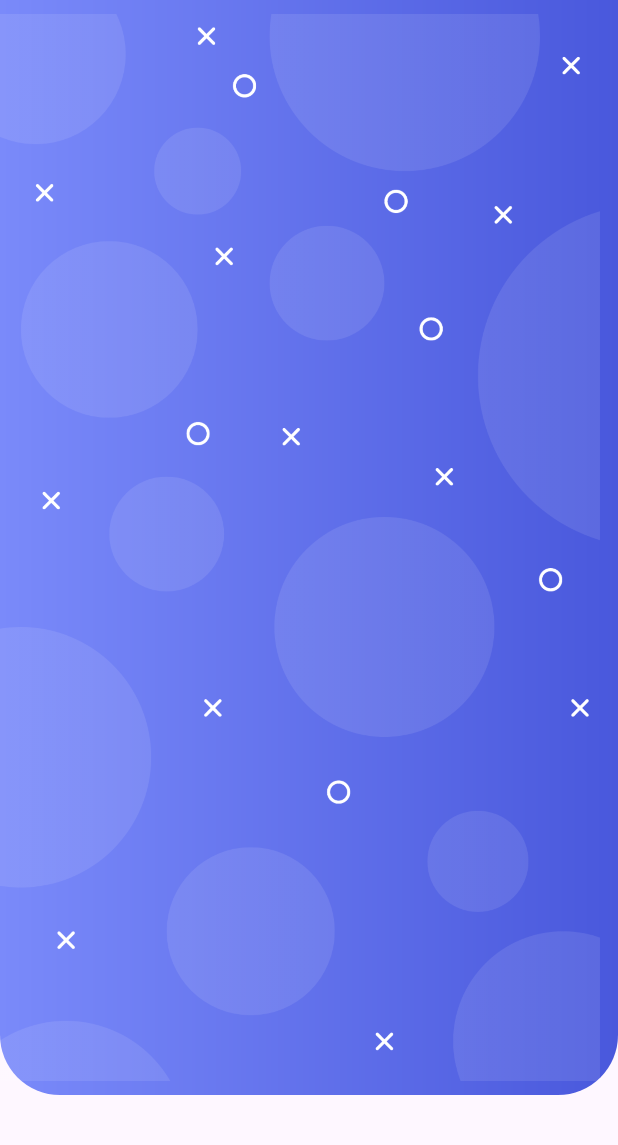
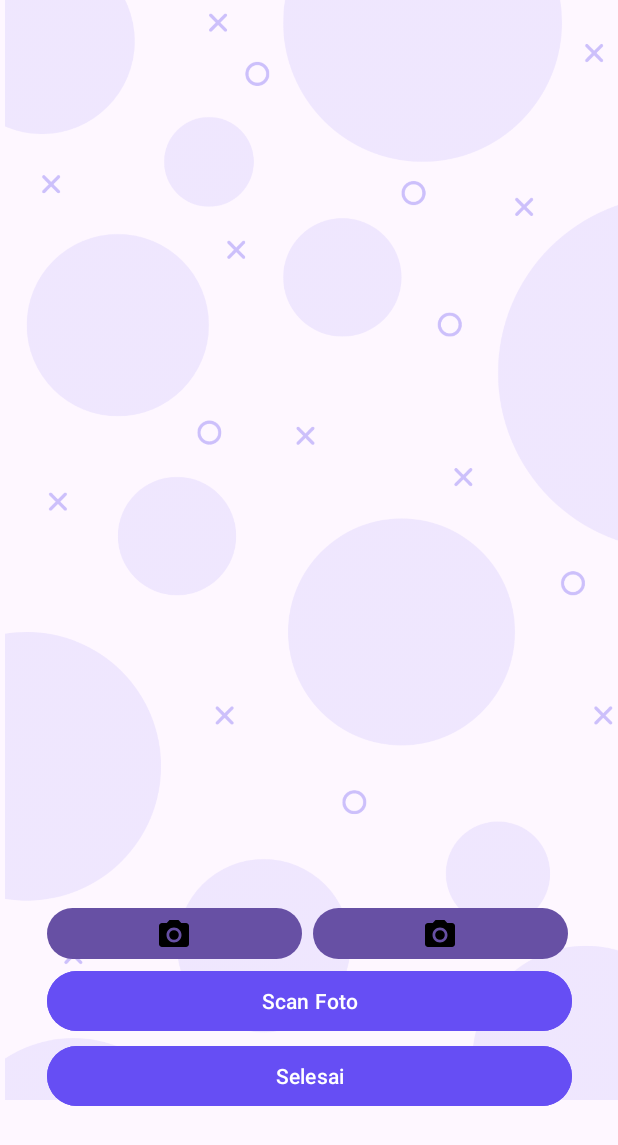
Before and after one commit to raziqaizza/Sibarat, an Android app: the CameraActivity screen opened directly, with no data from a screen before it, on a phone screen of 412 x 824 dp. Shown: the top 1145 px of the screen. Run offline under Robolectric (Android 15) with nearby library versions, the phone set to English and light mode, and no system bars.

Commit message:
Update On 27/May/2024 00:37PM (adding background to layout)

```diff
--- a/app/src/main/res/layout/activity_camera.xml
+++ b/app/src/main/res/layout/activity_camera.xml
@@ -6,6 +6,8 @@
     android:layout_width="match_parent"
     android:layout_height="match_parent"
     tools:context=".CameraActivity">
+
+
 
     <ScrollView
         android:id="@+id/scrollView2"
@@ -21,29 +23,67 @@
 
             <androidx.constraintlayout.widget.ConstraintLayout
                 android:layout_width="match_parent"
-                android:layout_height="match_parent">
-
-
-                <ImageView
-                    android:id="@+id/imageView2"
-                    android:layout_width="0dp"
-                    android:layout_height="0dp"
-                    android:contentDescription="@string/bg_app"
-                    app:layout_constraintBottom_toBottomOf="parent"
-                    app:layout_constraintEnd_toEndOf="parent"
-                    app:layout_constraintStart_toStartOf="parent"
-                    app:layout_constraintTop_toTopOf="parent"
-                    app:srcCompat="@drawable/bg_view" />
+                android:layout_height="743dp">
 
                 <ImageView
                     android:id="@+id/imageView"
-                    android:layout_width="400dp"
-                    android:layout_height="730dp"
-                    app:srcCompat="@drawable/background_sibarat_dev"
+                    android:layout_width="419dp"
+                    android:layout_height="733dp"
                     android:contentDescription="@string/bg_app"
-                    tools:ignore="MissingConstraints" />
+                    app:srcCompat="@drawable/background_sibarat_dev_purple"
+                    tools:ignore="MissingConstraints"
+                    tools:layout_editor_absoluteX="-4dp"
+                    tools:layout_editor_absoluteY="5dp" />
             </androidx.constraintlayout.widget.ConstraintLayout>
         </LinearLayout>
     </ScrollView>
 
+    <Button
+        android:id="@+id/result_camera"
+        android:layout_width="350dp"
+        android:layout_height="wrap_content"
+        android:layout_marginTop="610dp"
+        android:text="@string/done"
+        app:layout_constraintBottom_toBottomOf="parent"
+        app:layout_constraintEnd_toEndOf="parent"
+        app:layout_constraintStart_toStartOf="parent"
+        app:layout_constraintTop_toTopOf="parent"
+        android:backgroundTint="@color/primary"
+        android:textColor="@color/white"/>
+
+    <Button
+        android:id="@+id/scan"
+        android:layout_width="350dp"
+        android:layout_height="wrap_content"
+        android:layout_marginTop="510dp"
+        android:text="@string/scan"
+        app:layout_constraintBottom_toBottomOf="parent"
+        app:layout_constraintEnd_toEndOf="parent"
+        app:layout_constraintStart_toStartOf="parent"
+        app:layout_constraintTop_toTopOf="parent"
+        android:backgroundTint="@color/primary"
+        android:textColor="@color/white"/>
+
+    <Button
+        android:id="@+id/cam_button"
+        android:layout_width="170dp"
+        android:layout_height="42dp"
+        android:drawableTop="@drawable/ic_camera"
+        android:drawablePadding="45dp"
+        android:layout_marginStart="175dp"
+        app:layout_constraintBottom_toTopOf="@+id/scan"
+        app:layout_constraintEnd_toEndOf="@+id/scrollView2"
+        app:layout_constraintStart_toStartOf="@+id/scrollView2" />
+
+    <Button
+        android:id="@+id/galleri_button"
+        android:layout_width="170dp"
+        android:layout_height="42dp"
+        android:drawableTop="@drawable/ic_camera"
+        android:drawablePadding="45dp"
+        android:layout_marginEnd="180dp"
+        app:layout_constraintBottom_toTopOf="@+id/scan"
+        app:layout_constraintEnd_toEndOf="@+id/scrollView2"
+        app:layout_constraintStart_toStartOf="@+id/scrollView2" />
+
 </androidx.constraintlayout.widget.ConstraintLayout>
```
Also changed, not shown: app/src/main/res/layout/activity_detail_dictionary.xml (+29 -0 lines), app/src/main/res/layout/activity_dictionary.xml (+29 -0 lines), app/src/main/res/layout/activity_result.xml (+29 -0 lines), app/src/main/res/drawable/background_sibarat_dev_purple.png (added).
